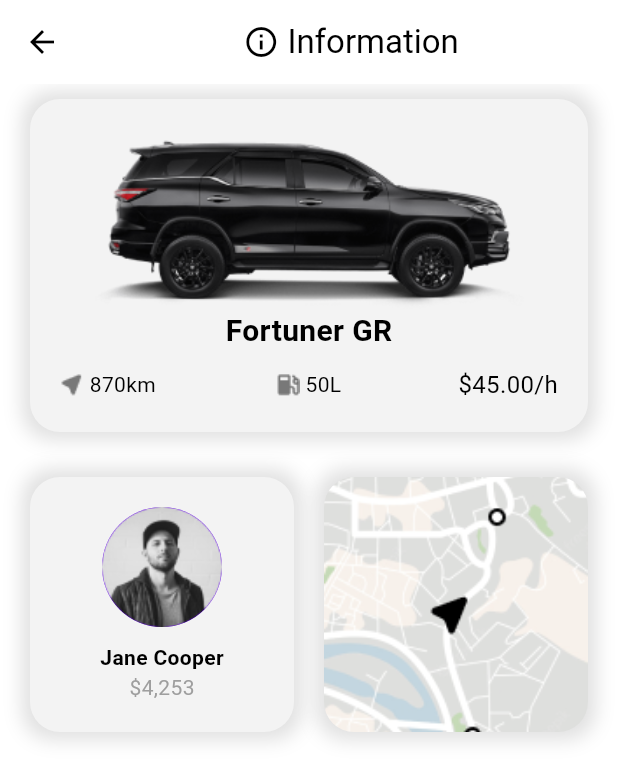
After one commit to ethanmorian/flutter-car-rental, a Flutter app: the CarDetailsPage screen opened directly, on a phone screen of 412 x 824 dp. The commit adds this screen. Shown: the top 781 px of the screen. Run offline on Flutter 3.47's test engine with Material 3 defaults, Android fonts, the phone set to English and light mode, and no system bars; our stand-ins replace firebase_core; accounts and stored records are empty.

Commit message:
feat: add CarDetailsPage

```diff
--- /dev/null
+++ b/lib/presentation/pages/car_details_page.dart
@@ -0,0 +1,96 @@
+import 'package:flutter/material.dart';
+
+import '../../data/models/car.dart';
+import '../widgets/car_card.dart';
+
+class CarDetailsPage extends StatelessWidget {
+  const CarDetailsPage({super.key});
+
+  @override
+  Widget build(BuildContext context) {
+    return Scaffold(
+      appBar: AppBar(
+        title: Row(
+          mainAxisAlignment: MainAxisAlignment.center,
+          children: [
+            Icon(Icons.info_outline),
+            Text(' Information'),
+          ],
+        ),
+      ),
+      body: Column(
+        children: [
+          CarCard(
+            car: Car(
+              model: 'Fortuner GR',
+              distance: 870,
+              fuelCapacity: 50,
+              pricePerHour: 45,
+            ),
+          ),
+          SizedBox(height: 20),
+          Padding(
+            padding: EdgeInsets.symmetric(horizontal: 20),
+            child: Row(
+              children: [
+                Expanded(
+                  child: Container(
+                    padding: EdgeInsets.all(20),
+                    decoration: BoxDecoration(
+                      color: Color(0xFFF3F3F3),
+                      borderRadius: BorderRadius.circular(20),
+                      boxShadow: [
+                        BoxShadow(
+                          color: Colors.black12,
+                          blurRadius: 10,
+                          spreadRadius: 5,
+                        ),
+                      ],
+                    ),
+                    child: Column(
+                      children: [
+                        CircleAvatar(
+                          radius: 40,
+                          backgroundImage: AssetImage('assets/user.png'),
+                        ),
+                        SizedBox(height: 10),
+                        Text(
+                          'Jane Cooper',
+                          style: TextStyle(fontWeight: FontWeight.bold),
+                        ),
+                        Text(
+                          '\$4,253',
+                          style: TextStyle(color: Colors.grey),
+                        ),
+                      ],
+                    ),
+                  ),
+                ),
+                SizedBox(width: 20),
+                Expanded(
+                  child: Container(
+                    height: 170,
+                    decoration: BoxDecoration(
+                      borderRadius: BorderRadius.circular(20),
+                      image: DecorationImage(
+                        image: AssetImage('assets/maps.png'),
+                        fit: BoxFit.cover,
+                      ),
+                      boxShadow: [
+                        BoxShadow(
+                          color: Colors.black12,
+                          blurRadius: 10,
+                          spreadRadius: 5,
+                        ),
+                      ],
+                    ),
+                  ),
+                )
+              ],
+            ),
+          ),
+        ],
+      ),
+    );
+  }
+}
--- a/lib/presentation/pages/onboarding_page.dart
+++ b/lib/presentation/pages/onboarding_page.dart
@@ -23,7 +23,6 @@ class OnboardingPage extends StatelessWidget {
             ),
           ),
           Expanded(
-            child: Container(
             child: Column(
               mainAxisAlignment: MainAxisAlignment.center,
               crossAxisAlignment: CrossAxisAlignment.start,
@@ -73,7 +72,6 @@ class OnboardingPage extends StatelessWidget {
               ],
             ),
           ),
-          ),
         ],
       ),
     );
--- a/lib/presentation/widgets/car_card.dart
+++ b/lib/presentation/widgets/car_card.dart
@@ -44,9 +44,7 @@ class CarCard extends StatelessWidget {
                 fontSize: 20,
               ),
             ),
-            SizedBox(
-              height: 10,
-            ),
+            SizedBox(height: 10),
             Row(
               mainAxisAlignment: MainAxisAlignment.spaceBetween,
               children: [
```
Also changed, not shown: lib/presentation/pages/car_list_screen.dart (+6 -3 lines), assets/maps.png (added), assets/user.png (added). Lines whose indentation alone changed are shown as unchanged.
